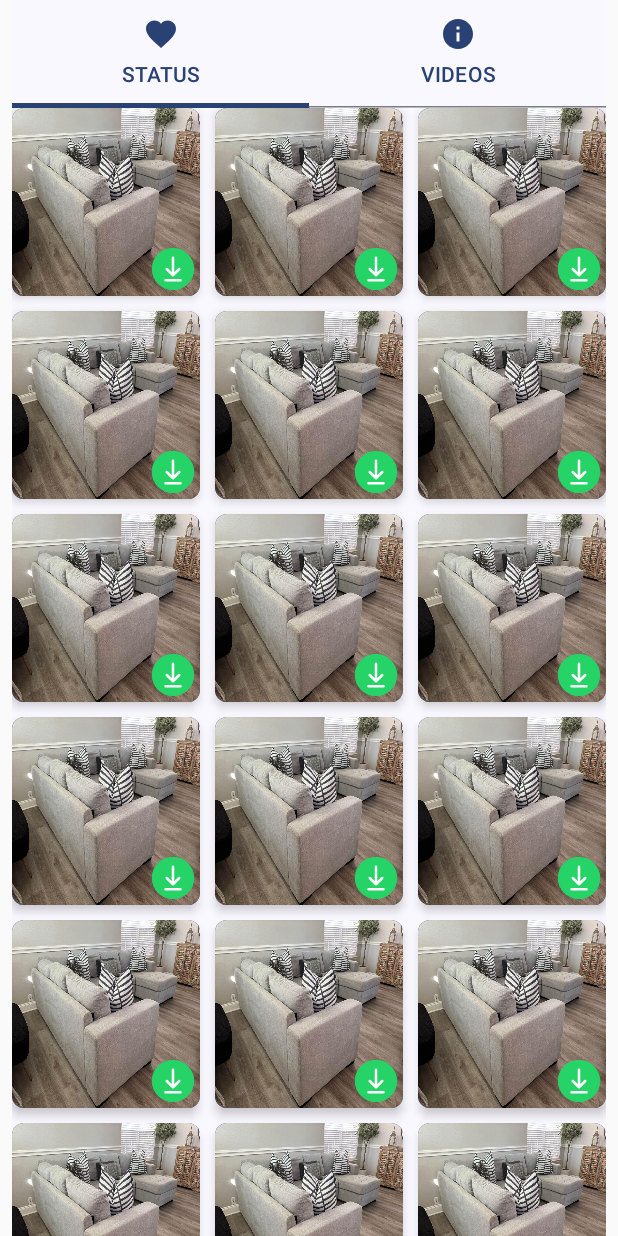
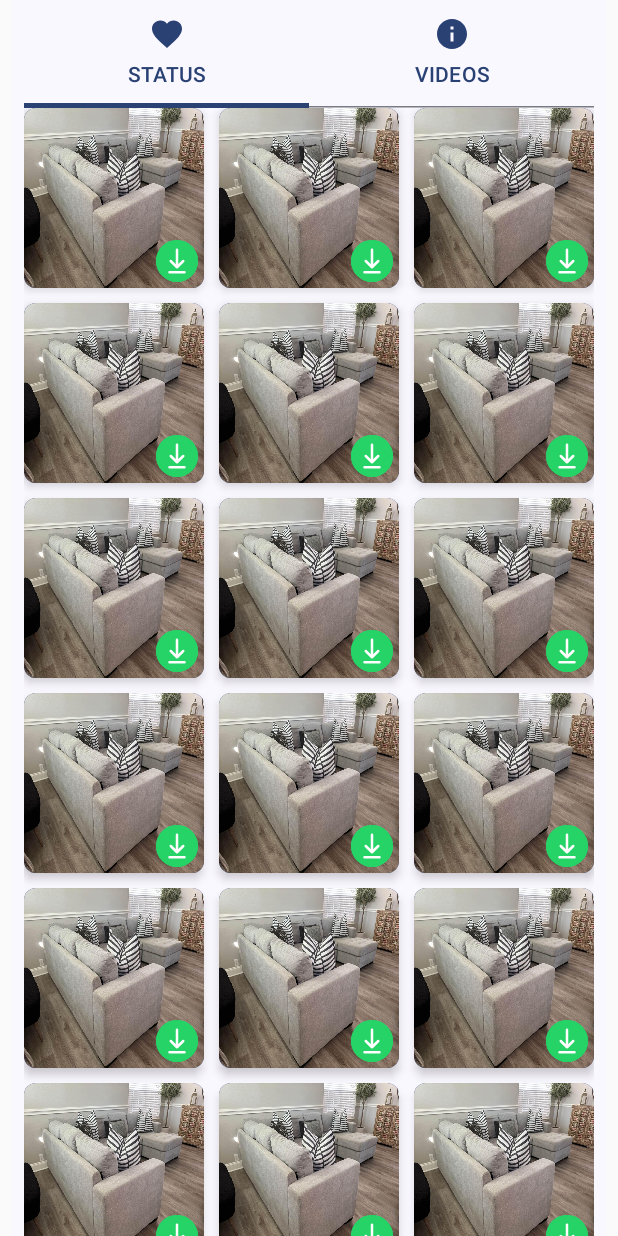
Before and after one commit to kipkoechke/kotlin, an Android app built with Jetpack Compose: the screen it shows after launch (MainActivity), on a phone screen of 412 x 824 dp. Run offline under Robolectric (Android 15) with nearby library versions, the phone set to English and light mode, and no system bars.

Commit message:
Add padding to the tab screen

```diff
--- a/StatusSaver/app/src/main/java/com/bellon/statussaver/presentations/TabScreen.kt
+++ b/StatusSaver/app/src/main/java/com/bellon/statussaver/presentations/TabScreen.kt
@@ -5,6 +5,7 @@ package com.bellon.statussaver.presentations
 import androidx.compose.foundation.ExperimentalFoundationApi
 import androidx.compose.foundation.layout.Column
 import androidx.compose.foundation.layout.fillMaxWidth
+import androidx.compose.foundation.layout.padding
 import androidx.compose.foundation.pager.HorizontalPager
 import androidx.compose.foundation.pager.rememberPagerState
 import androidx.compose.material.icons.Icons
@@ -21,6 +22,7 @@ import androidx.compose.runtime.mutableIntStateOf
 import androidx.compose.runtime.remember
 import androidx.compose.runtime.setValue
 import androidx.compose.ui.Modifier
+import androidx.compose.ui.unit.dp
 import com.bellon.statussaver.model.TabItem
 
 @Composable
@@ -52,7 +54,7 @@ fun TabScreen(modifier: Modifier = Modifier) {
         selectedTabIndex = pagerState.currentPage
     }
 
-    Column(modifier = modifier.fillMaxWidth()) {
+    Column(modifier = modifier.fillMaxWidth().padding(horizontal = 8.dp)) {
         TabRow(selectedTabIndex = selectedTabIndex) {
             tabItems.forEachIndexed { index, item ->
                 Tab(text = { Text(text = item.title) },
```
